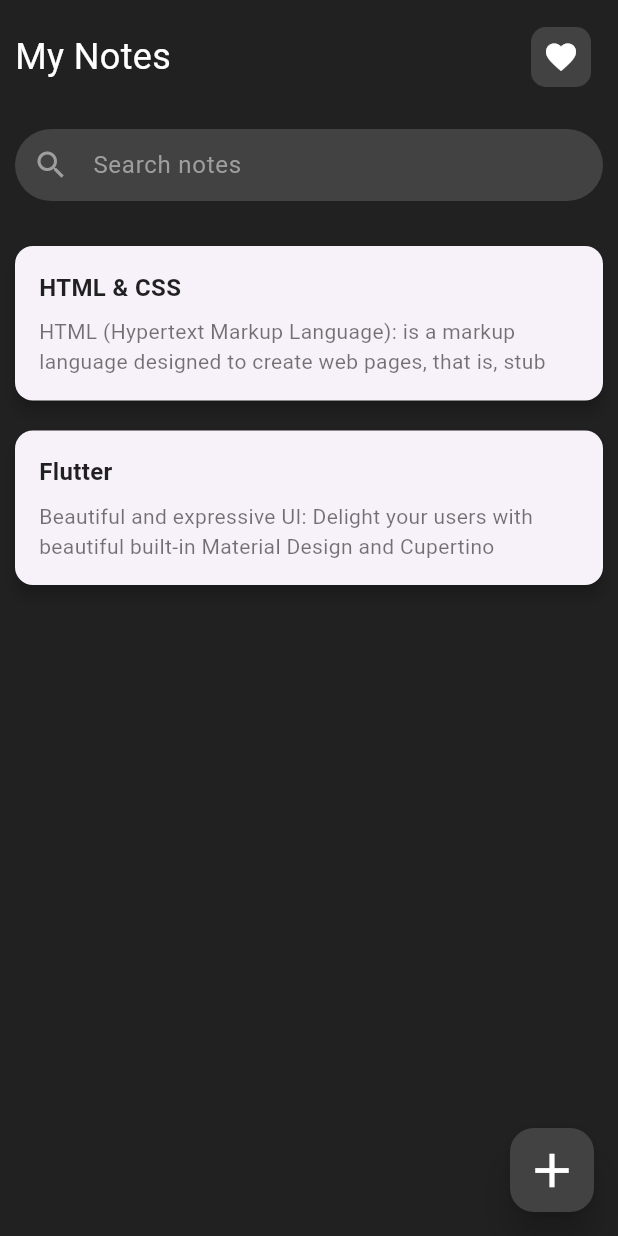
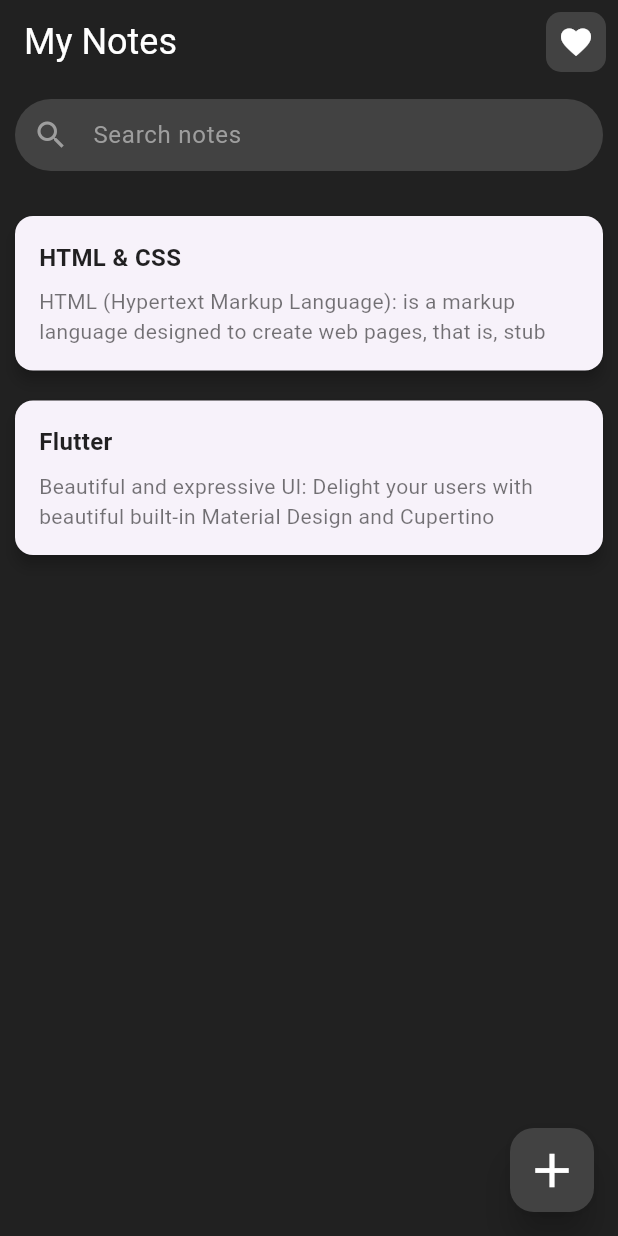
Before and after one commit to Divarizky/D-Notes-App-Flutter, a Flutter app: the screen it shows after launch, on a phone screen of 412 x 824 dp. Run offline on Flutter 3.47's test engine with Material 3 defaults, Android fonts, the phone set to English and light mode, and no system bars.

Commit message:
menambahkan file 'detail_notes_page.dart' untuk tambah dan edit catatan

```diff
--- a/lib/views/home_page.dart
+++ b/lib/views/home_page.dart
@@ -1,3 +1,4 @@
+import 'package:d_notes_app/views/detail_notes_page.dart';
 import 'package:flutter/material.dart';
 import '../models/note.dart';
 import '../widgets/note_card.dart';
@@ -36,19 +37,11 @@ class _HomePageState extends State<HomePage> {
   Widget build(BuildContext context) {
     return Scaffold(
       backgroundColor: Colors.grey.shade900,
-      body: SafeArea(
-        child: Padding(
-          padding: const EdgeInsets.all(10.0),
-          child: Column(
-            children: [
-              // Heading Section
-              Row(
-                mainAxisAlignment: MainAxisAlignment.spaceBetween,
-                children: [
-                  Text(
-                    'My Notes',
-                    style: TextStyle(fontSize: 24, color: Colors.white),
-                  ),
+      appBar: AppBar(
+        backgroundColor: Colors.grey.shade900,
+        foregroundColor: Colors.white,
+        title: Text('My Notes', style: TextStyle(fontSize: 24)),
+        actions: [
           IconButton(
             onPressed: () {},
             icon: Container(
@@ -63,7 +56,11 @@ class _HomePageState extends State<HomePage> {
           ),
         ],
       ),
-              SizedBox(height: 20),
+      body: SafeArea(
+        child: Padding(
+          padding: const EdgeInsets.all(10.0),
+          child: Column(
+            children: [
 
               // Search Bar Section
               TextField(
@@ -105,7 +102,22 @@ class _HomePageState extends State<HomePage> {
 
       // Floating Action Button Section
       floatingActionButton: FloatingActionButton(
-        onPressed: () {},
+        onPressed: () async {
+          // Navigasi ke DetailNotesPage untuk menambahkan catatan baru
+          final newNote = await Navigator.push<Note>(
+            context,
+            MaterialPageRoute(
+              builder: (BuildContext context) => const DetailNotesPage(),
+            ),
+          );
+          if (newNote != null) {
+            setState(() {
+              // Menambahkan catatan baru ke dummyNotes dan filteredNotes
+              dummyNotes.add(newNote);
+              filteredNotes.add(newNote);
+            });
+          }
+        },
         elevation: 10,
         backgroundColor: Colors.grey.shade800,
         child: const Icon(Icons.add, color: Colors.white, size: 38),
```
Also changed, not shown: lib/views/detail_notes_page.dart (+163 -0 lines). Lines whose indentation alone changed are shown as unchanged.
